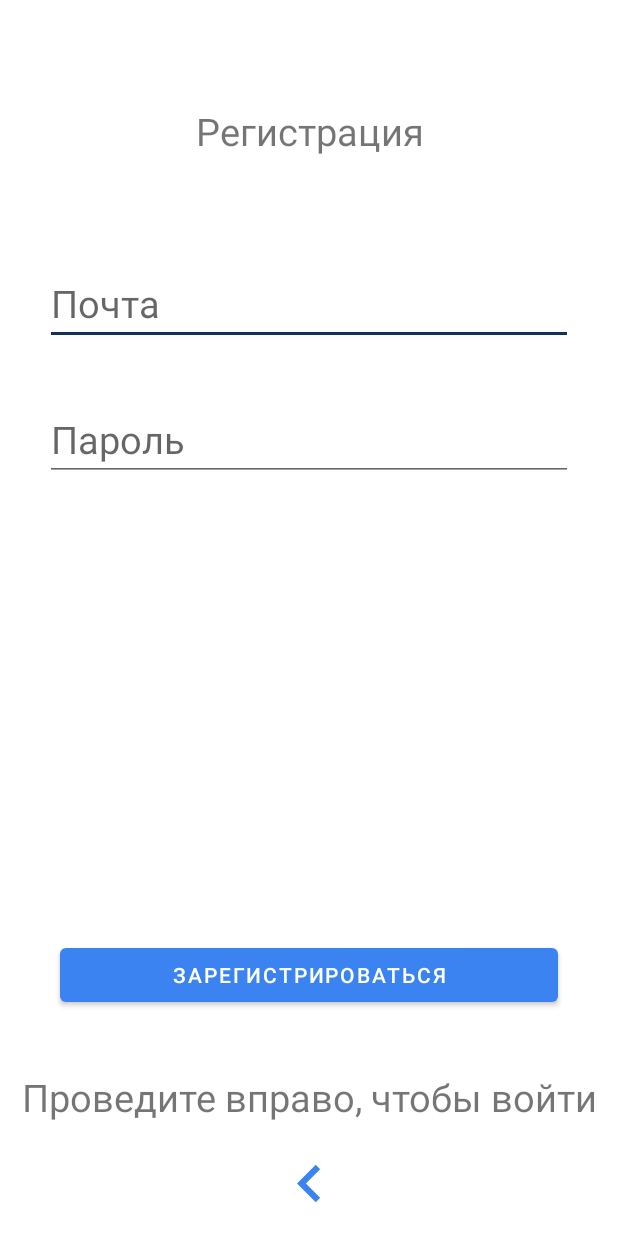
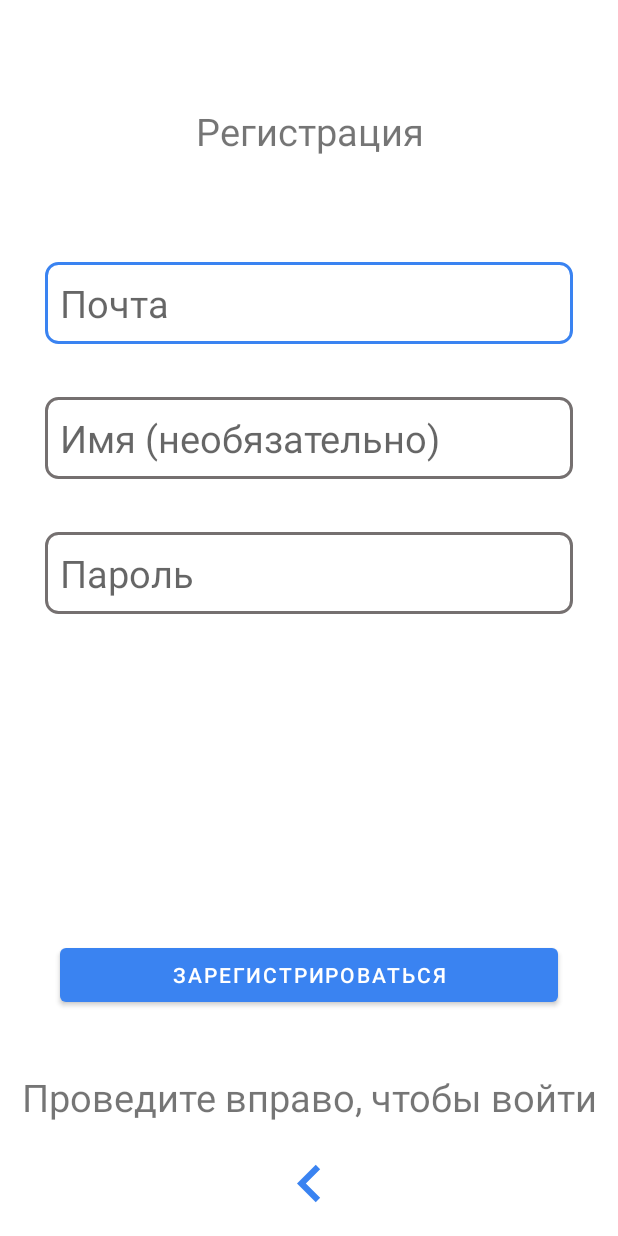
Before and after one commit to jenyasubbotina/Finance_Game, an Android app: the fragment RegisterFragment shown on its own in the app's theme, on a phone screen of 412 x 824 dp. Run offline under Robolectric (Android 15) with nearby library versions, the phone set to English and light mode, and no system bars; our stand-ins replace Firebase (no records; nobody signed in at launch, a user with empty details on screens opened directly); Roboto replaces fonts that are not available here.

Commit message:
updated design fragment_register.xml

```diff
--- a/app/src/main/res/layout/fragment_register.xml
+++ b/app/src/main/res/layout/fragment_register.xml
@@ -23,6 +23,8 @@
         android:id="@+id/username_login"
         style = "@style/MaterialTextStyle"
         android:layout_width="0dp"
+        android:background="@drawable/switched_rectangle"
+        android:padding="10dp"
         android:layout_height="wrap_content"
         android:hint="@string/enter_login_here"
         android:layout_marginTop="70dp"
@@ -33,14 +35,29 @@
 
         />
     <com.google.android.material.textfield.TextInputEditText
+        android:id="@+id/name_person_login"
+        style = "@style/MaterialTextStyle"
+        android:layout_width="0dp"
+        android:layout_height="wrap_content"
+        android:layout_marginTop="35dp"
+        android:padding="10dp"
+        android:background="@drawable/switched_rectangle"
+        android:hint="@string/enter_your_name_here"
+        app:layout_constraintTop_toBottomOf="@id/username_login"
+        app:layout_constraintEnd_toEndOf="parent"
+        app:layout_constraintStart_toStartOf="parent"
+        />
+    <com.google.android.material.textfield.TextInputEditText
         android:id="@+id/password_login"
         style = "@style/MaterialTextStyle"
         android:layout_width="0dp"
         android:layout_height="wrap_content"
         android:layout_marginTop="35dp"
         android:inputType="textPassword"
+        android:background="@drawable/switched_rectangle"
+        android:padding="10dp"
         android:hint="@string/enter_your_password_here"
-        app:layout_constraintTop_toBottomOf="@id/username_login"
+        app:layout_constraintTop_toBottomOf="@id/name_person_login"
         app:layout_constraintEnd_toEndOf="parent"
         app:layout_constraintStart_toStartOf="parent"
         />
--- a/app/src/main/res/values/strings.xml
+++ b/app/src/main/res/values/strings.xml
@@ -12,9 +12,13 @@
     <string name="login">Авторизация</string>
     <string name="enter_login_here">Почта</string>
     <string name="enter_your_password_here">Пароль</string>
+    <string name="enter_your_name_here">Имя (необязательно)</string>
     <string name="register">Регистрация</string>
     <string name="swipe_left_to_register">Проведите влево, чтобы зарегистрироваться</string>
     <string name="swipe_right_to_login">Проведите вправо, чтобы войти</string>
     <string name="button_register">Зарегистрироваться</string>
     <string name="button_login">Войти</string>
+    <string name="error_login">Вы не ввели вашу почту</string>
+    <string name="error_password">Вы не ввели ваш пароль</string>
+    <string name="authetication_failed">Авторизация не удалась, попробуйте ещё раз</string>
 </resources>
```
Also changed, not shown: app/src/main/java/bank/hackaton/ui/auth/LoginFragment.kt (+10 -17 lines).
